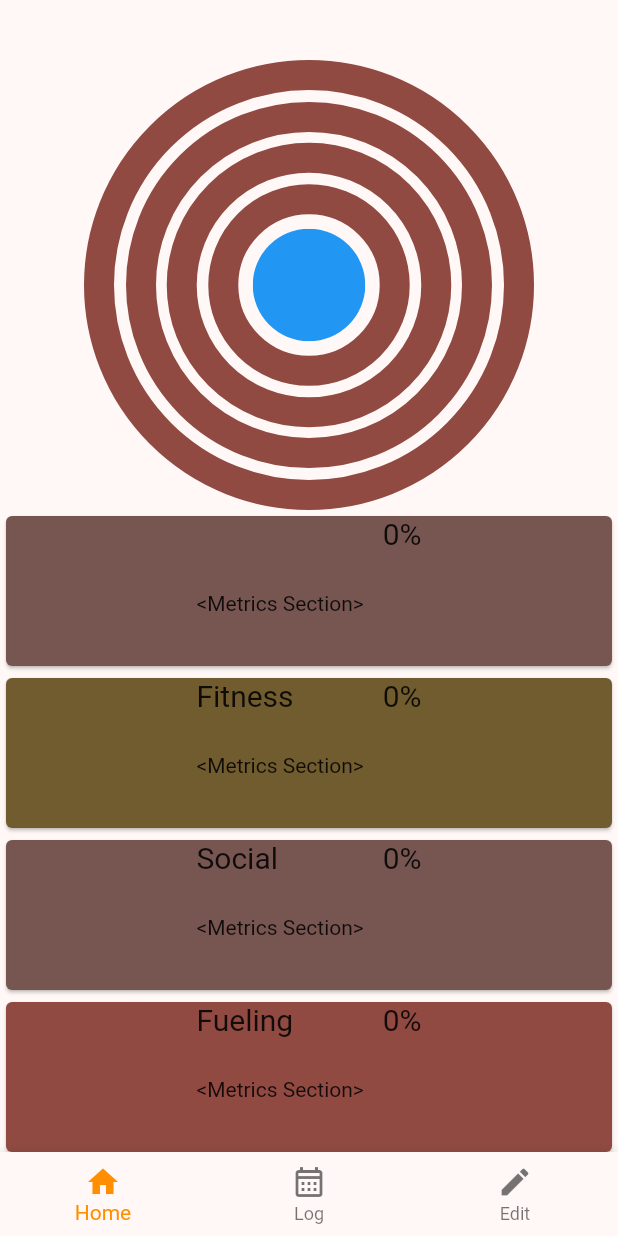
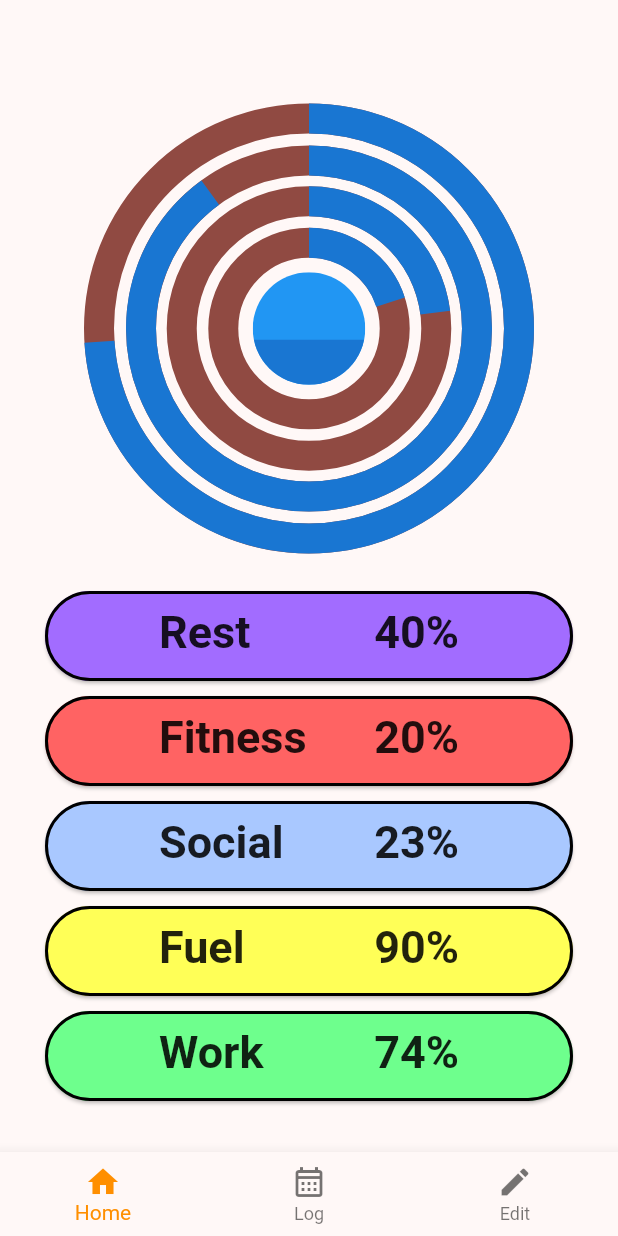
Before and after one commit to charlieforward9/beat, a Flutter app: the screen it shows after launch, on a phone screen of 412 x 824 dp. Run offline on Flutter 3.47's test engine with Material 2 defaults, Android fonts, the phone set to English and light mode, and no system bars; missing offline and left inert: amplify_api, amplify_core, amplify_datastore, amplify_flutter; Roboto replaces fonts that are missing (Georgia).

Commit message:
Restructuring frontend files

```diff
--- a/lib/main.dart
+++ b/lib/main.dart
@@ -9,9 +9,9 @@ import 'amplifyconfiguration.dart';
 import 'models/ModelProvider.dart';
 
 //***********Frontend-related Imports***********//
-import 'pages/home_page.dart';
-import 'pages/weekly_log_page.dart';
-import 'pages/time_budget_page.dart';
+import 'views/home_view.dart';
+import 'views/weekly_progress_view.dart';
+import 'views/time_budget_view.dart';
 
 import 'package:flutter/material.dart';
 
--- a/lib/pages/home_page.dart
+++ b/lib/views/home_view.dart
@@ -1,7 +1,7 @@
 import 'package:flutter/material.dart';
 
-import '../UI/completion_widget.dart';
-import '../UI/home_progress_card.dart';
+import 'home_widgets/completion_widget.dart';
+import 'home_widgets/home_progress_card.dart';
 
 //*************** Services Import *************** */
 // import '../Features/Fitness/services/FitnessService.dart';
@@ -15,24 +15,24 @@ class HomePage extends StatelessWidget {
 
   //TODO Create a storage unit for this good stuff
   //************************* */
-  final goal1 = "";
+  final goal1 = "Rest";
   final goal2 = "Fitness";
   final goal3 = "Social";
-  final goal4 = "Fueling";
+  final goal4 = "Fuel";
   final goal5 = "Work";
 
-  //final goal1Color = const Color.fromARGB(255, 162, 108, 255);
-  //final goal2Color = const Color.fromARGB(255, 255, 99, 99);
-  //final goal3Color = const Color.fromARGB(255, 169, 200, 255);
-  //final goal4Color = const Color.fromARGB(255, 255, 255, 87);
-  //final goal5Color = const Color.fromARGB(255, 110, 255, 141);
+  final goal1Color = const Color.fromARGB(255, 162, 108, 255);
+  final goal2Color = const Color.fromARGB(255, 255, 99, 99);
+  final goal3Color = const Color.fromARGB(255, 169, 200, 255);
+  final goal4Color = const Color.fromARGB(255, 255, 255, 87);
+  final goal5Color = const Color.fromARGB(255, 110, 255, 141);
 
 //This is just for testing
-  double goal1P = 0.0;
-  double goal2P = 0.0;
-  double goal3P = 0.0;
-  double goal4P = 0.0;
-  double goal5P = 0.0;
+  double goal1P = 40.0;
+  double goal2P = 20.0;
+  double goal3P = 23.0;
+  double goal4P = 90.0;
+  double goal5P = 74.0;
 //****************************** */
 
 //*************** Services *************** */
@@ -85,7 +85,6 @@ class HomePage extends StatelessWidget {
         const SizedBox(
           height: 40,
         ),
-        //TODO COMPLETION WIDGET GOES HERE
         CompletionWidget(
             bucketProgress: goal1P,
             firstRingProgress: goal2P,
@@ -94,36 +93,34 @@ class HomePage extends StatelessWidget {
             fourthRingProgress: goal5P),
 
         //TODO: Order by percentDone aescending, when at 100, push to bottom
-
+        //TODO: Fix these colors (dillan)
+        Padding(padding: EdgeInsets.symmetric(vertical: 10)),
         HomeProgressCard(
           goalTitle: goal1,
           percentDone: goal1P,
-            goalColor: Theme.of(context).colorScheme.secondary),
+          goalColor: goal1Color,
+        ),
         HomeProgressCard(
           goalTitle: goal2,
           percentDone: goal2P,
-            goalColor: Theme.of(context).colorScheme.tertiary),
+          goalColor: goal2Color,
+        ),
         HomeProgressCard(
           goalTitle: goal3,
           percentDone: goal3P,
-            goalColor: Theme.of(context).colorScheme.secondary),
+          goalColor: goal3Color,
+        ),
         HomeProgressCard(
           goalTitle: goal4,
           percentDone: goal4P,
-            goalColor: Theme.of(context).colorScheme.primary),
+          goalColor: goal4Color,
+        ),
         HomeProgressCard(
           goalTitle: goal5,
           percentDone: goal5P,
-            goalColor: Theme.of(context).colorScheme.primary),
+          goalColor: goal5Color,
+        ),
       ]),
-      // floatingActionButton: FloatingActionButton(
-      //   onPressed: () {
-      //     //This is where the data should be sent to the EMR
-      //     Navigator.pop(context);
-      //   },
-      //   tooltip: 'Back to Home Screen',
-      //   child: const Icon(Icons.arrow_back_ios_new_rounded),
-      // ),
     );
   }
 }
--- a/lib/UI/completion_widget.dart
+++ b/lib/views/home_widgets/completion_widget.dart
@@ -1,7 +1,7 @@
 import 'package:flutter/material.dart';
 
-import 'UI_Helper_Widgets/completion_bucket.dart';
-import 'UI_Helper_Widgets/completion_ring.dart';
+import 'home_helper_widgets/completion_bucket.dart';
+import 'home_helper_widgets/completion_ring.dart';
 
 class CompletionWidget extends StatefulWidget {
   final double bucketProgress;
--- a/lib/UI/home_progress_card.dart
+++ b/lib/views/home_widgets/home_progress_card.dart
@@ -20,48 +20,59 @@ class _HomeProgressCardState extends State<HomeProgressCard> {
   @override
   Widget build(BuildContext context) {
     return Card(
+      shape: RoundedRectangleBorder(
+          side: BorderSide(width: 2), borderRadius: BorderRadius.circular(50)),
+      margin: EdgeInsets.symmetric(horizontal: 30, vertical: 5),
       color: widget.goalColor,
       child: InkWell(
         splashColor: Colors.blue.withAlpha(30),
         onTap: () {
-          debugPrint('Card tapped.');
+          debugPrint(widget.goalTitle + ' Card tapped.');
         },
         child: Column(children: [
+          const Padding(
+            padding: EdgeInsets.only(top: 10),
+          ),
           Row(
+            mainAxisAlignment: MainAxisAlignment.spaceEvenly,
             mainAxisSize: MainAxisSize.min,
             children: [
-              SizedBox(
-                width: 70,
-                height: 50,
-                child: Text(widget.goalTitle,
-                    style: const TextStyle(fontSize: 20)),
+              Column(
+                children: [
+                  SizedBox(
+                    width: 120,
+                    height: 50,
+                    child: Text(
+                      widget.goalTitle,
+                      style: const TextStyle(
+                          fontSize: 30, fontWeight: FontWeight.bold),
+                    ),
+                  ),
+                ],
               ),
               SizedBox(
                 width: 80,
                 height: 50,
                 child: Text(
                   widget.percentDone.round().toString() + '%',
-                  style: const TextStyle(fontSize: 20),
+                  style: const TextStyle(
+                      fontSize: 30, fontWeight: FontWeight.bold),
                   textAlign: TextAlign.right,
                 ),
               )
             ],
           ),
           Row(
-            mainAxisSize: MainAxisSize.min,
-            children: const [
-               SizedBox(
-                width: 150,
-                height: 50,
-                child: Text(
-                  '<Metrics Section>',
-                  textAlign: TextAlign.justify,
-                ),
-              )
-            ],
+            mainAxisAlignment: MainAxisAlignment.spaceEvenly,
+            //mainAxisSize: MainAxisSize.min,
+            children: const [],
           )
         ]),
       ),
     );
   }
 }
+
+/*
+
+*/
--- a/lib/pages/time_budget_page.dart
+++ b/lib/views/time_budget_view.dart
@@ -1,4 +1,4 @@
-import '../UI/time_budget_widget.dart';
+import 'time_budget_widgets/time_budget_widget.dart';
 import 'package:flutter/material.dart';
 
 // //*************** Services Import *************** */
```
Also changed, not shown: lib/pages/weekly_log_page.dart (deleted, +0 -19 lines), lib/views/weekly_progress_view.dart (added, +179 -0 lines), lib/views/home_widgets/home_helper_widgets/completion_bucket.dart (renamed from lib/UI/UI_Helper_Widgets/completion_bucket.dart), lib/views/home_widgets/home_helper_widgets/completion_ring.dart (renamed from lib/UI/UI_Helper_Widgets/completion_ring.dart), lib/views/time_budget_widgets/time_budget_widget.dart (renamed from lib/UI/time_budget_widget.dart). Lines whose indentation alone changed are shown as unchanged.
